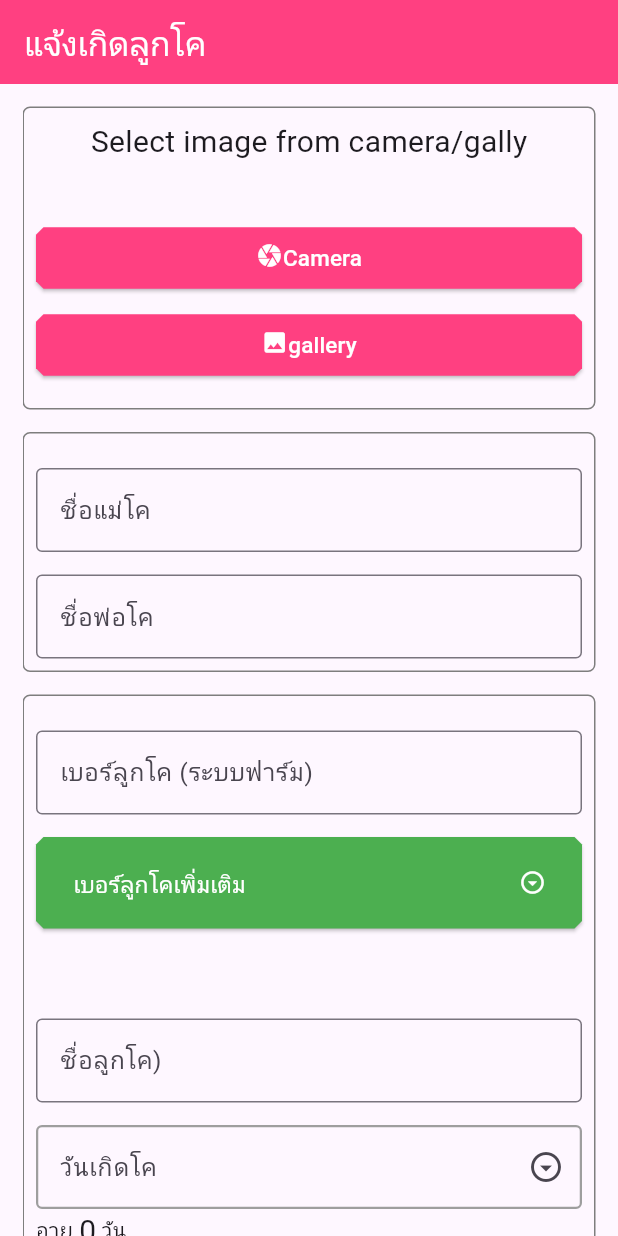
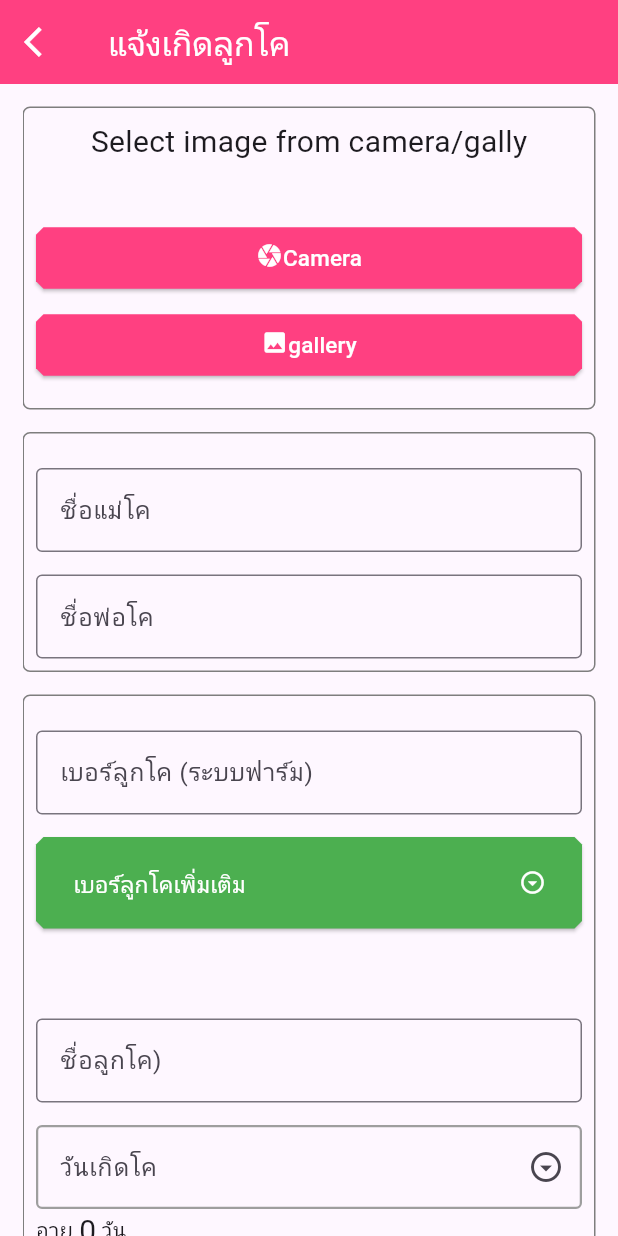
Before and after one commit to Dominic369/Getx_form_control, a Flutter app: the screen it shows after launch, on a phone screen of 412 x 824 dp. Run offline on Flutter 3.47's test engine with Material 3 defaults, Android fonts, the phone set to English and light mode, and no system bars; our stand-ins replace get, image_picker; missing offline and left inert: cupertino_radio_choice.

Commit message:
Update main_views.dart

```diff
--- a/lib/views/main_views.dart
+++ b/lib/views/main_views.dart
@@ -19,6 +19,10 @@ class Main_views extends StatelessWidget {
           appBar: AppBar(
             //backgroundColor: Theme.of(context).colorScheme.inversePrimary,
             backgroundColor: Colors.pinkAccent,
+            leading: Icon(
+              Icons.arrow_back_ios,
+              color: Colors.white,
+            ),
             title: Text(
               "แจ้งเกิดลูกโค",
               style: TextStyle(color: Colors.white),
```
